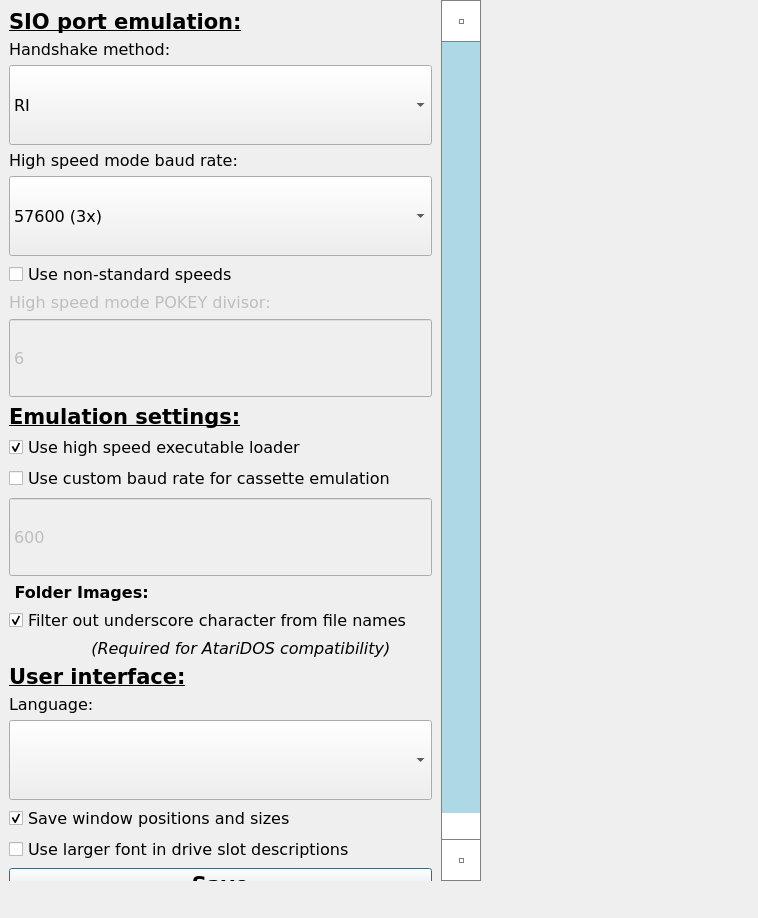
The window that android/optionsdialog.ui (greblus/aspeqt) describes before a commit, drawn with Qt 5.
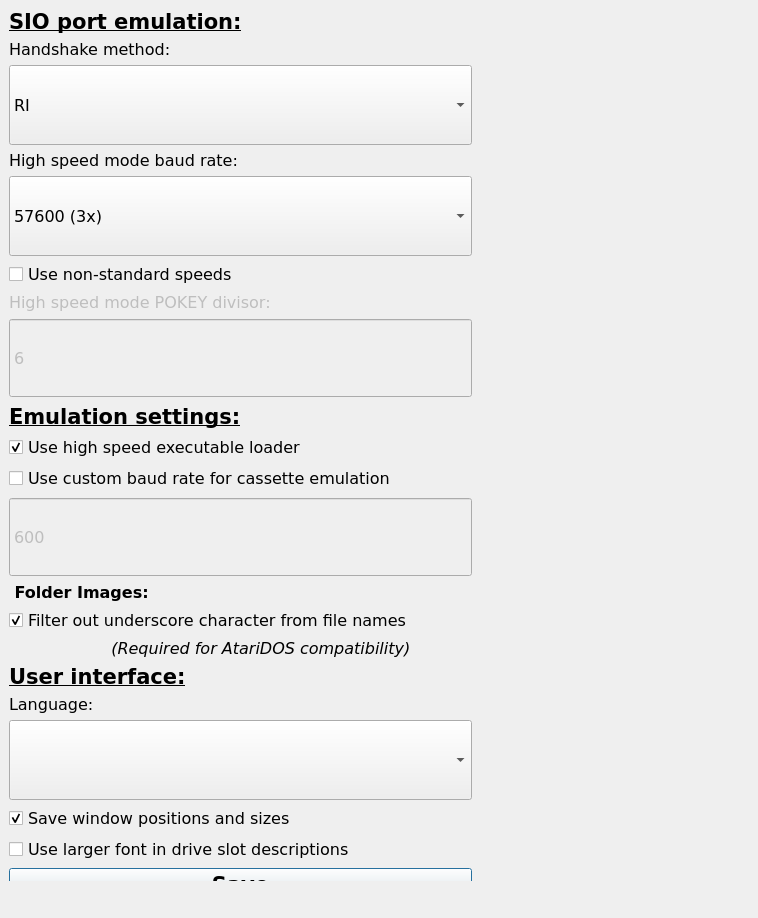
The same window after the commit.

Commit message: Single finger scroll. Added QScroller to optionsdialog, aboutdialog and users manual windows.

What changed in the file:
```diff
--- a/android/optionsdialog.ui
+++ b/android/optionsdialog.ui
@@ -88,7 +88,7 @@
     <enum>QFrame::NoFrame</enum>
    </property>
    <property name="verticalScrollBarPolicy">
-    <enum>Qt::ScrollBarAlwaysOn</enum>
+    <enum>Qt::ScrollBarAlwaysOff</enum>
    </property>
    <property name="sizeAdjustPolicy">
     <enum>QAbstractScrollArea::AdjustToContentsOnFirstShow</enum>
@@ -101,7 +101,7 @@
      <rect>
       <x>0</x>
       <y>0</y>
-      <width>441</width>
+      <width>481</width>
       <height>893</height>
      </rect>
     </property>
```
The commit also changes 8 other files.
